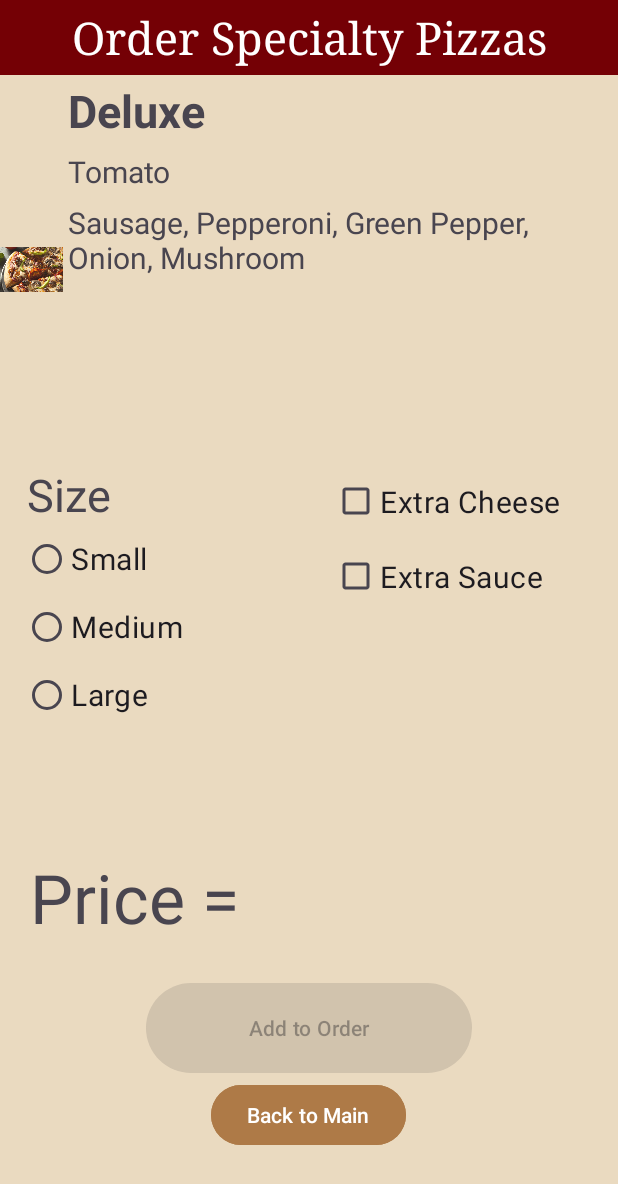
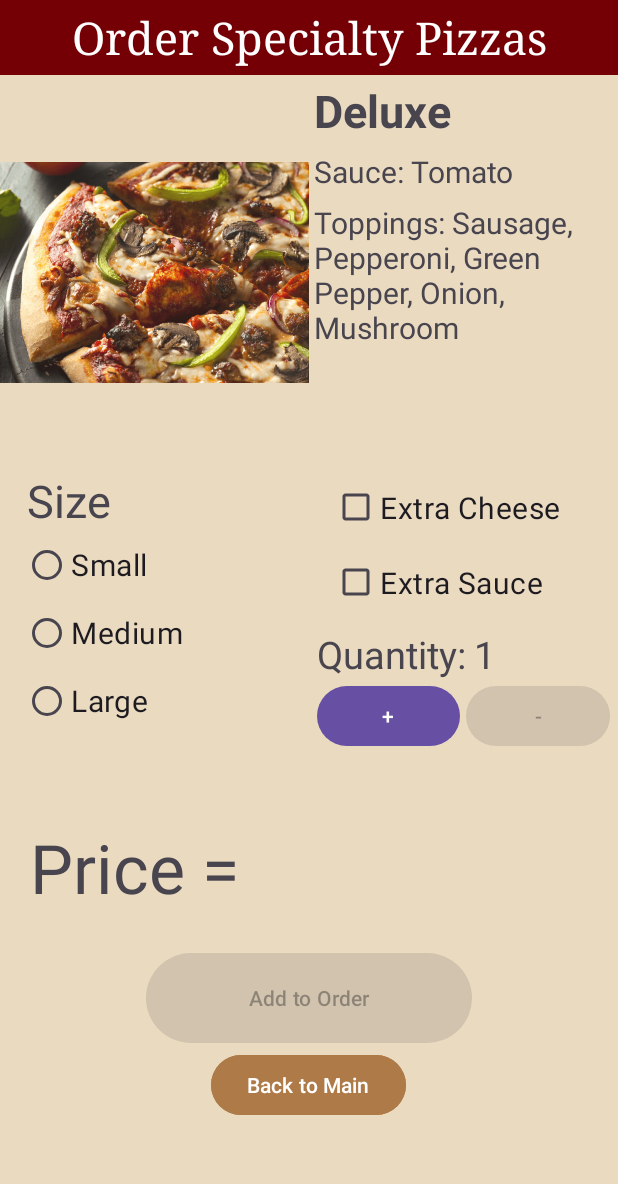
Before and after one commit to pbhatt66/Pizza-Parlor-App, an Android app: the SpecialtyPizzasActivity screen opened directly, with no data from a screen before it, after a tap on "Deluxe", on a phone screen of 412 x 824 dp. Shown: the top 1184 px of the screen. Run offline under Robolectric (Android 15) with nearby library versions, the phone set to English and light mode, and no system bars.

Commit message:
Quantity implemented

```diff
--- a/app/src/main/java/com/example/rupizza/CurrentOrderActivity.java
+++ b/app/src/main/java/com/example/rupizza/CurrentOrderActivity.java
@@ -69,6 +69,12 @@ public class CurrentOrderActivity extends AppCompatActivity {
     }
 
     private void handleRemovePizzaButtonAction() {
+        // if no pizza is selected or there are no pizzas in the order, do nothing
+        if (storeOrders.getCurrentOrder() == null || storeOrders.getCurrentOrder().getPizzas().isEmpty()) {
+            return;
+        }
+
+
         int selectedPosition = pizzasListView.getCheckedItemPosition();
 
         if (selectedPosition != ListView.INVALID_POSITION) {
--- a/app/src/main/java/com/example/rupizza/DetailSpecialtyActivity.java
+++ b/app/src/main/java/com/example/rupizza/DetailSpecialtyActivity.java
@@ -2,6 +2,7 @@ package com.example.rupizza;
 
 import android.content.Intent;
 import android.os.Bundle;
+import android.view.View;
 import android.widget.Button;
 import android.widget.CheckBox;
 import android.widget.ImageView;
@@ -12,19 +13,22 @@ import android.widget.Toast;
 
 import androidx.appcompat.app.AppCompatActivity;
 
+import java.util.concurrent.atomic.AtomicInteger;
+
 public class DetailSpecialtyActivity extends AppCompatActivity {
     ImageView pageImageView;
-    TextView pagePizzaTitle, pagePizzaToppings, pagePizzaSauce, priceTextView;
+    TextView pagePizzaTitle, pagePizzaToppings, pagePizzaSauce, priceTextView, quantityTextView;
 
     CheckBox extraCheeseCheckBox, extraSauceCheckBox;
 
-    Button addToOrderButton;
+    Button addToOrderButton, incrementButton, decrementButton;
 
     String pizzaName, pizzaToppings, pizzaSauce;
     int pizzaImage;
 
 
     StoreOrders storeOrders = StoreOrders.getInstance();
+    final int[] quantity = {1};
 
 
     @Override
@@ -37,10 +41,42 @@ public class DetailSpecialtyActivity extends AppCompatActivity {
         pagePizzaSauce = findViewById(R.id.pagePizzaSauce);
         pagePizzaToppings = findViewById(R.id.pagePizzaToppings);
 
+        quantityTextView = findViewById(R.id.quantity);
+        quantityTextView.setText(String.valueOf(quantity[0]));
+        incrementButton = findViewById(R.id.increment);
+        decrementButton = findViewById(R.id.decrement);
+
+        incrementButton.setOnClickListener(new View.OnClickListener() {
+            @Override
+            public void onClick(View v) {
+                if (quantity[0] < 10) {
+                    quantity[0]++;  // Increase order quantity
+                    quantityTextView.setText(String.valueOf(quantity[0]));
+                    if (quantity[0] == 10) {
+                        incrementButton.setEnabled(false);  // Disable increment button
+                    }
+                    decrementButton.setEnabled(true);  // Enable decrement button
+                }
+                updatePrice();
+            }
+        });
+        decrementButton.setOnClickListener(new View.OnClickListener() {
+            @Override
+            public void onClick(View v) {
+                if (quantity[0] > 1) {
+                    quantity[0]--;  // Decrease order quantity
+                    quantityTextView.setText(String.valueOf(quantity[0]));
+                    if (quantity[0] == 1) {
+                        decrementButton.setEnabled(false);  // Disable decrement button
+                    }
+                    incrementButton.setEnabled(true);  // Enable increment button
+                }
+                updatePrice();
+            }
+        });
+
         Button back_to_main = findViewById(R.id.backtomain_button);
         back_to_main.setOnClickListener(v -> openMainActivity());
-
-        // handleRadioButtonSelection();
 
         RadioGroup sizeRadioGroup = findViewById(R.id.specialty_size_radio_group);
         sizeRadioGroup.setOnCheckedChangeListener((radioGroup, i) -> {
@@ -98,7 +134,7 @@ public class DetailSpecialtyActivity extends AppCompatActivity {
                 case "Large" -> tempSize = Size.LARGE;
             }
             pizza.setSize(tempSize);
-        }
+
             extraCheeseCheckBox = findViewById(R.id.specialty_extra_cheese);
             if (extraCheeseCheckBox.isChecked()) {
                 pizza.addExtraCheese();
@@ -108,7 +144,9 @@ public class DetailSpecialtyActivity extends AppCompatActivity {
                 pizza.addExtraSauce();
             }
             priceTextView = findViewById(R.id.specialtyPizzaPrice);
-        priceTextView.setText(String.format("$%.2f", pizza.price()));
+            double pizzaPrice = pizza.price() * quantity[0];
+            priceTextView.setText(String.format("$%.2f", pizzaPrice));
+        }
     }
 
     private void handleOrderButtonAction() {
@@ -134,6 +172,7 @@ public class DetailSpecialtyActivity extends AppCompatActivity {
         if (extraSauce) {
             pizza.addExtraSauce();
         }
+        for (int i = 0; i < quantity[0]; i++) {
             Order currentOrder = storeOrders.getCurrentOrder();
             if (currentOrder != null) {
                 currentOrder.addToOrder(pizza);
@@ -142,32 +181,19 @@ public class DetailSpecialtyActivity extends AppCompatActivity {
                 storeOrders.startNewOrder();
                 storeOrders.getCurrentOrder().addToOrder(pizza);
             }
-        Toast.makeText(this, "Pizza added to order", Toast.LENGTH_SHORT).show();
+        }
+        if (quantity[0] == 1) Toast.makeText(this, "Pizza added to order", Toast.LENGTH_SHORT).show();
+        else Toast.makeText(this, "Pizzas added to order", Toast.LENGTH_SHORT).show();
         // return to main activity
         Intent intent = new Intent(this, MainActivity.class);
         startActivity(intent);
     }
 
-//    private void handleRadioButtonSelection() {
-//        RadioGroup radioGroup = findViewById(R.id.size_radio_group);
-//        radioGroup.setOnCheckedChangeListener(new RadioGroup.OnCheckedChangeListener() {
-//            @Override
-//            public void onCheckedChanged(RadioGroup radioGroup, int checkedId) {
-//                RadioButton selectedRadioButton = (RadioButton) findViewById(checkedId);
-//                String selectedSize = selectedRadioButton.getText().toString();
-//                switch (selectedSize) {
-//                    case "Small" -> size = Size.SMALL;
-//                    case "Medium" -> size = Size.MEDIUM;
-//                    case "Large" -> size = Size.LARGE;
-//                }
-//                // enable the add to cart button if a size is selected
-//                findViewById(R.id.addToOrderButton).setEnabled(true);
-//            }
-//        });
-//
-//    }
-
     private void keyReleasedProperty() {
         findViewById(R.id.specialtyAddToOrderButton).setEnabled(true);
     }
+
+    private void handleQuantityButtonAction() {
+
     }
+}
--- a/app/src/main/res/layout/activity_specialty_pizza_recycler.xml
+++ b/app/src/main/res/layout/activity_specialty_pizza_recycler.xml
@@ -7,8 +7,8 @@
 
     <androidx.recyclerview.widget.RecyclerView
         android:id="@+id/newRecyclerView"
-        android:layout_width="412dp"
-        android:layout_height="700dp"
+        android:layout_width="409dp"
+        android:layout_height="751dp"
         app:layout_constraintBottom_toBottomOf="parent"
         app:layout_constraintEnd_toEndOf="parent"
         app:layout_constraintHorizontal_bias="0.6"
--- a/app/src/main/res/layout/activity_specialty_pizzas.xml
+++ b/app/src/main/res/layout/activity_specialty_pizzas.xml
@@ -20,20 +20,22 @@
 
     <LinearLayout
         android:layout_width="match_parent"
-            android:layout_height="700dp"
-            android:layout_weight="1"
+        android:layout_height="263dp"
+        android:baselineAligned="false"
         android:orientation="horizontal"
-            android:weightSum="2" android:baselineAligned="false">
+        android:weightSum="2"
+        >
 
         <ImageView
             android:id="@+id/pageImageView"
-            android:layout_width="83dp"
+            android:layout_width="0dp"
             android:layout_height="match_parent"
             android:layout_weight="1"
+            android:scaleType="fitCenter"
             app:srcCompat="@drawable/createyourownpizza" />
 
         <LinearLayout
-            android:layout_width="wrap_content"
+            android:layout_width="0dp"
             android:layout_height="match_parent"
             android:layout_weight="1"
             android:orientation="vertical">
@@ -45,8 +47,7 @@
                 android:layout_margin="3dp"
                 android:text="Title"
                 android:textSize="30sp"
-                android:textStyle="bold"
-                />
+                android:textStyle="bold" />
 
             <TextView
                 android:id="@+id/pagePizzaSauce"
@@ -54,8 +55,7 @@
                 android:layout_height="wrap_content"
                 android:layout_margin="3dp"
                 android:text="Sauce"
-                android:textSize="20sp"
-                />
+                android:textSize="20sp" />
 
             <TextView
                 android:id="@+id/pagePizzaToppings"
@@ -63,17 +63,18 @@
                 android:layout_height="wrap_content"
                 android:layout_margin="3dp"
                 android:text="Toppings"
-                android:textSize="20sp"/>
+                android:textSize="20sp" />
         </LinearLayout>
 
     </LinearLayout>
 
     <LinearLayout
         android:layout_width="match_parent"
-            android:layout_height="700dp"
+        android:layout_height="215dp"
         android:layout_weight="1"
+        android:baselineAligned="true"
         android:orientation="horizontal"
-            android:weightSum="2" android:baselineAligned="true">
+        android:weightSum="2">
 
         <RelativeLayout
             android:layout_width="match_parent"
@@ -81,40 +82,46 @@
             android:layout_weight="1">
 
             <LinearLayout
-                    android:orientation="vertical"
                 android:layout_width="match_parent"
-                    android:layout_height="244dp">
+                android:layout_height="244dp"
+                android:orientation="vertical">
+
                 <TextView
+                    android:id="@+id/textView3"
+                    android:layout_width="170dp"
+                    android:layout_height="wrap_content"
+                    android:layout_gravity="center"
                     android:text="Size"
-                        android:textSize="30dp"
-                        android:layout_width="170dp"
-                        android:layout_height="wrap_content" android:id="@+id/textView3"
-                        android:layout_gravity="center"/>
+                    android:textSize="30dp" />
+
                 <RadioGroup
                     android:id="@+id/specialty_size_radio_group"
                     android:layout_width="match_parent"
                     android:layout_height="183dp">
+
                     <RadioButton
                         android:id="@+id/small"
-                            android:text="Small"
-                            android:textSize="20dp"
                         android:layout_width="175dp"
                         android:layout_height="45dp"
-                            android:layout_gravity="center"/>
+                        android:layout_gravity="center"
+                        android:text="Small"
+                        android:textSize="20dp" />
+
                     <RadioButton
                         android:id="@+id/medium"
-                            android:text="Medium"
-                            android:textSize="20dp"
                         android:layout_width="175dp"
                         android:layout_height="45dp"
-                            android:layout_gravity="center"/>
+                        android:layout_gravity="center"
+                        android:text="Medium"
+                        android:textSize="20dp" />
+
                     <RadioButton
                         android:id="@+id/large"
-                            android:text="Large"
-                            android:textSize="20dp"
                         android:layout_width="175dp"
                         android:layout_height="45dp"
-                            android:layout_gravity="center"/>
+                        android:layout_gravity="center"
+                        android:text="Large"
+                        android:textSize="20dp" />
                 </RadioGroup>
             </LinearLayout>
 
@@ -125,24 +132,81 @@
             android:layout_width="match_parent"
             android:layout_height="241dp"
             android:layout_weight="1">
+
             <LinearLayout
-                    android:orientation="vertical"
                 android:layout_width="match_parent"
-                    android:layout_height="241dp">
+                android:layout_height="241dp"
+                android:orientation="vertical">
+
                 <CheckBox
-                        android:text="Extra Cheese"
-                        android:textSize="20dp"
+                    android:id="@+id/specialty_extra_cheese"
                     android:layout_width="175dp"
                     android:layout_height="50dp"
                     android:layout_gravity="center"
-                        android:id="@+id/specialty_extra_cheese"/>
+                    android:text="Extra Cheese"
+                    android:textSize="20dp" />
+
                 <CheckBox
-                        android:text="Extra Sauce"
-                        android:textSize="20dp"
+                    android:id="@+id/specialty_extra_sauce"
                     android:layout_width="175dp"
                     android:layout_height="50dp"
                     android:layout_gravity="center"
-                        android:id="@+id/specialty_extra_sauce"/>
+                    android:text="Extra Sauce"
+                    android:textSize="20dp" />
+
+                <LinearLayout
+                    android:layout_width="match_parent"
+                    android:layout_height="match_parent"
+                    android:layout_margin="5dp"
+                    android:orientation="vertical">
+
+                    <LinearLayout
+                        android:layout_width="match_parent"
+                        android:layout_height="wrap_content"
+                        android:orientation="horizontal">
+
+                        <TextView
+                            android:id="@+id/textView9"
+                            android:layout_width="119dp"
+                            android:layout_height="wrap_content"
+                            android:layout_weight="1"
+                            android:text="Quantity: "
+                            android:textSize="25dp" />
+
+                        <TextView
+                            android:id="@+id/quantity"
+                            android:layout_width="106dp"
+                            android:layout_height="wrap_content"
+                            android:layout_weight="1"
+                            android:text=""
+                            android:textSize="25dp" />
+                    </LinearLayout>
+
+                    <LinearLayout
+                        android:layout_width="match_parent"
+                        android:layout_height="wrap_content"
+                        android:orientation="horizontal">
+
+                        <Button
+                            android:id="@+id/increment"
+                            android:layout_width="wrap_content"
+                            android:layout_height="wrap_content"
+                            android:layout_marginRight="2dp"
+                            android:layout_weight="1"
+                            android:text="+" />
+
+                        <Button
+                            android:id="@+id/decrement"
+                            android:layout_width="wrap_content"
+                            android:layout_height="wrap_content"
+                            android:layout_marginLeft="2dp"
+                            android:layout_weight="1"
+                            android:enabled="false"
+                            android:text="-" />
+                    </LinearLayout>
+
+                </LinearLayout>
+
             </LinearLayout>
         </RelativeLayout>
 
--- a/app/src/main/res/layout/recycler_layout.xml
+++ b/app/src/main/res/layout/recycler_layout.xml
@@ -28,6 +28,7 @@
             app:layout_constraintStart_toEndOf="@+id/pizzaImageView"
             app:layout_constraintTop_toTopOf="parent"
             tools:text="Deluxe Pizza" app:layout_constraintVertical_bias="0.29"/>
+
     <TextView
         android:id="@+id/pizzaSauce"
         android:layout_width="wrap_content"
@@ -36,7 +37,8 @@
         app:layout_constraintBottom_toBottomOf="parent"
         app:layout_constraintStart_toStartOf="@+id/pizzaName"
         app:layout_constraintTop_toBottomOf="@+id/pizzaName"
-            tools:text="Sauce: tomato" app:layout_constraintVertical_bias="0.25"/>
+        app:layout_constraintVertical_bias="0.0"
+        tools:text="Sauce: tomato" />
 
     <TextView
         android:id="@+id/pizzaToppings"
--- a/app/src/main/res/values/strings.xml
+++ b/app/src/main/res/values/strings.xml
@@ -15,28 +15,28 @@
     </string-array>
 
     <string-array name="toppings">
-        <item>Black Olive, Crab Meats, Pineapple</item>
-        <item>Green Pepper, Onion, Jalapeno, Beef</item>
-        <item>Sausage, Pepperoni, Green Pepper, Onion, Mushroom</item>
-        <item>Ham, Pineapple</item>
-        <item>Sausage, Pepperoni, Beef, Ham</item>
-        <item>Pepperoni</item>
-        <item>Shrimp, Squid, Crab Meats</item>
-        <item>Sausage, Pepperoni, Ham, Green Pepper, Onion, Black Olive, Mushroom</item>
-        <item>Squid, Beef, Shrimp, Sausage</item>
-        <item>Green Pepper, Onion, Mushroom, Black Olive, Jalapeno</item>
+        <item>Toppings: Black Olive, Crab Meats, Pineapple</item>
+        <item>Toppings: Green Pepper, Onion, Jalapeno, Beef</item>
+        <item>Toppings: Sausage, Pepperoni, Green Pepper, Onion, Mushroom</item>
+        <item>Toppings: Ham, Pineapple</item>
+        <item>Toppings: Sausage, Pepperoni, Beef, Ham</item>
+        <item>Toppings: Pepperoni</item>
+        <item>Toppings: Shrimp, Squid, Crab Meats</item>
+        <item>Toppings: Sausage, Pepperoni, Ham, Green Pepper, Onion, Black Olive, Mushroom</item>
+        <item>Toppings: Squid, Beef, Shrimp, Sausage</item>
+        <item>Toppings: Green Pepper, Onion, Mushroom, Black Olive, Jalapeno</item>
     </string-array>
 
     <string-array name="sauces">
-        <item>Tomato</item>
-        <item>Tomato</item>
-        <item>Tomato</item>
-        <item>Tomato</item>
-        <item>Tomato</item>
-        <item>Tomato</item>
-        <item>Alfredo</item>
-        <item>Tomato</item>
-        <item>Alfredo</item>
-        <item>Tomato</item>
+        <item>Sauce: Tomato</item>
+        <item>Sauce: Tomato</item>
+        <item>Sauce: Tomato</item>
+        <item>Sauce: Tomato</item>
+        <item>Sauce: Tomato</item>
+        <item>Sauce: Tomato</item>
+        <item>Sauce: Alfredo</item>
+        <item>Sauce: Tomato</item>
+        <item>Sauce: Alfredo</item>
+        <item>Sauce: Tomato</item>
     </string-array>
 </resources>
```
Also changed, not shown: app/src/main/res/layout/activity_current_order.xml (+47 -31 lines), app/src/main/res/layout/activity_store_orders.xml (+9 -7 lines). Lines whose indentation alone changed are shown as unchanged.
